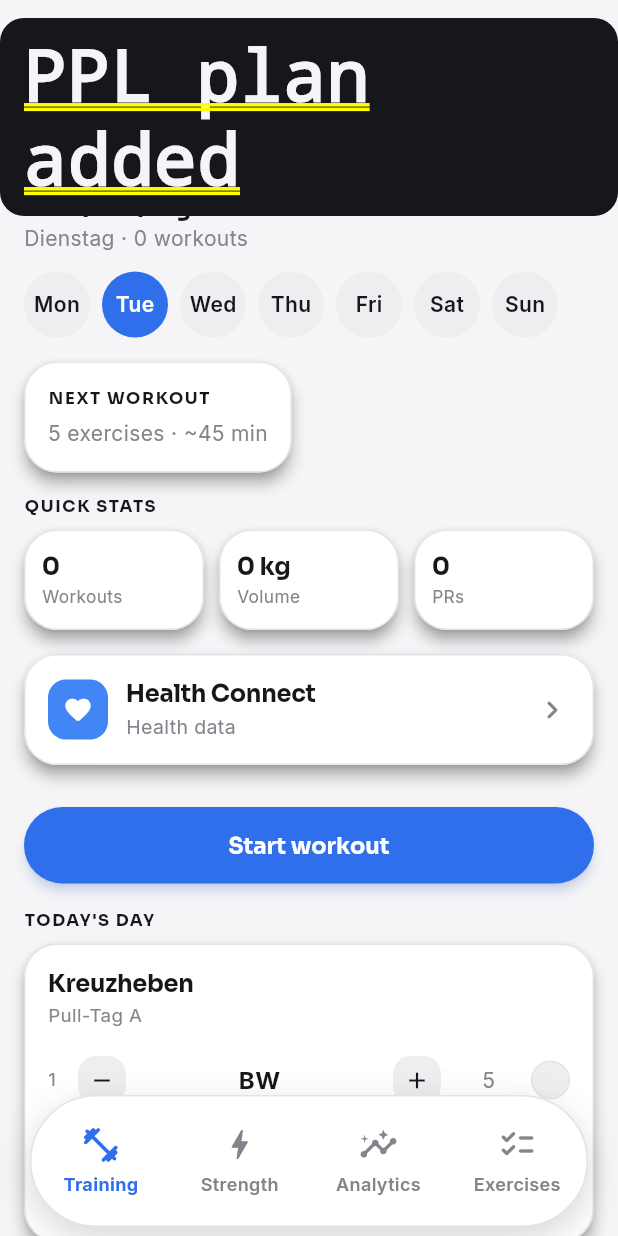
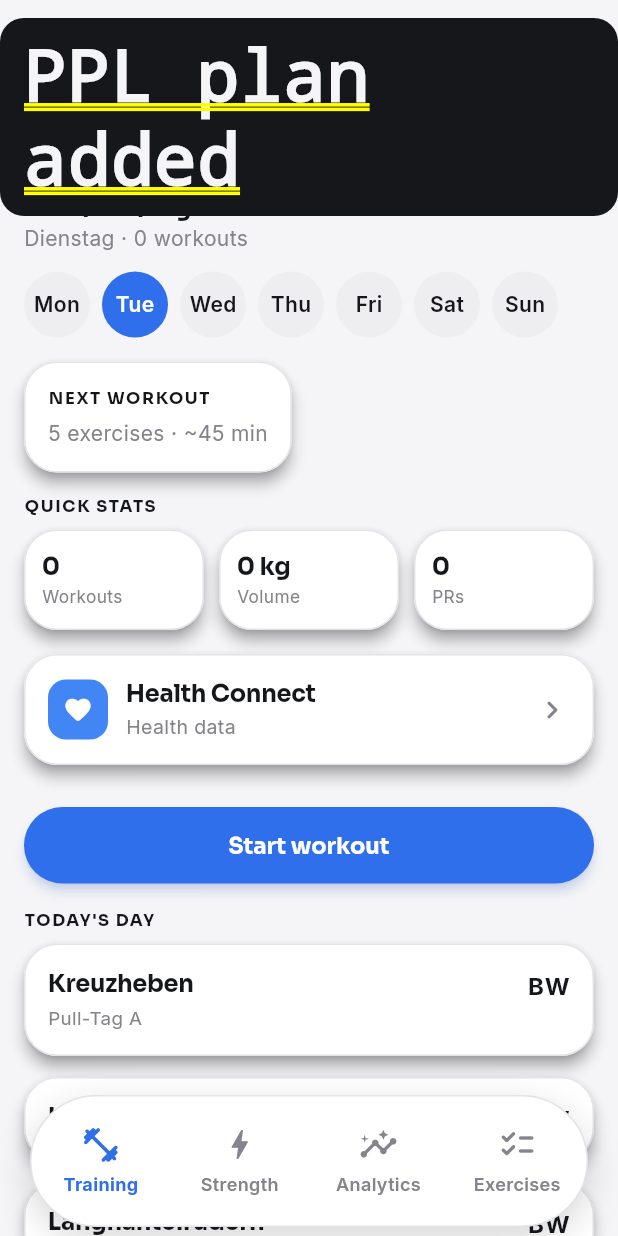
Before and after one commit to Sieder2009/GymTraker, a Flutter app: the AppShell screen opened directly, after a tap on "Load PPL example", on a phone screen of 412 x 824 dp. Run offline on Flutter 3.47's test engine with Material 3 defaults, Android fonts, the phone set to English and light mode, and no system bars; our stand-ins replace file_picker, fl_chart, flutter_colorpicker, flutter_dotenv, flutter_local_notifications, flutter_timezone and 8 more; missing offline and left inert: health; accounts and stored records are empty; generated files the repository leaves out were written again; network calls fail; statements that could not run were skipped.

Commit message:
Add plan-day exercise redesign, swipe/keyboard nav, and log-weight fix
- Simplify the training day's exercise cards to name/current weight/note
  only, removing the per-set confirm button and weight steppers (weight
  and reps are now edited exclusively in the exercise detail screen).
- Move daily (every-training-day) exercises below today's day-specific
  ones in the training list.
- Add horizontal-swipe and left/right arrow-key navigation between
  exercises in the exercise detail screen.
- Sort the per-exercise history strip newest-first.
- Fix ProgramsProvider.importExerciseHistory to always take the
  last-entered weight instead of only overwriting on a new max, and add
  an Exercise.currentWeight getter with the same semantics.
- Plan switching already existed via the overflow menu's "Alle Pläne"
  picker -- no change needed there.
- Clean up pre-existing flutter analyze findings (deprecated API usage,
  unused optional params, non-final fields) so analyze is fully clean.

Co-Authored-By: Claude Sonnet 5 <noreply@anthropic.com>

```diff
--- a/mobile/lib/models/exercise.dart
+++ b/mobile/lib/models/exercise.dart
@@ -62,6 +62,13 @@ class Exercise {
     return max;
   }
 
+  /// The weight to show as "current" for this exercise -- the most
+  /// recently logged history entry's weight (last entered, never the
+  /// heaviest ever lifted), or each set's configured weight before any
+  /// history exists yet.
+  double get currentWeight =>
+      history.isNotEmpty ? history.last.weight : _maxWeight(sets);
+
   Map<String, dynamic> toJson() => {
         'name': name,
         'muscle': muscle,
--- a/mobile/lib/overlays/plan_editor_screen.dart
+++ b/mobile/lib/overlays/plan_editor_screen.dart
@@ -41,14 +41,13 @@ class _DraftExercise {
 }
 
 class _DraftDay {
-  _DraftDay(
-      {required this.label, this.rest = false, List<_DraftExercise>? exercises})
+  _DraftDay({required this.label, List<_DraftExercise>? exercises})
       : labelController = TextEditingController(text: label),
         exercises = exercises ?? [];
 
   final String label;
   final TextEditingController labelController;
-  bool rest;
+  bool rest = false;
   List<_DraftExercise> exercises;
 
   void dispose() {
--- a/mobile/lib/overlays/settings_screen.dart
+++ b/mobile/lib/overlays/settings_screen.dart
@@ -135,7 +135,7 @@ class _UpdateSection extends StatelessWidget {
                     switchOutCurve: Curves.easeIn,
                     transitionBuilder: (child, anim) => FadeTransition(
                       opacity: anim,
-                      child: SizeTransition(sizeFactor: anim, axisAlignment: -1, child: child),
+                      child: SizeTransition(sizeFactor: anim, alignment: const Alignment(-1, -1), child: child),
                     ),
                     child: KeyedSubtree(
                       key: ValueKey(update.status),
--- a/mobile/lib/screens/training_screen.dart
+++ b/mobile/lib/screens/training_screen.dart
@@ -270,6 +270,21 @@ class _TrainingScreenState extends State<TrainingScreen> {
                   ),
                 ),
               ),
+            // Today's day-specific exercises come first -- the daily ones
+            // (done every training day, see below) are secondary/repeated
+            // context and belong at the bottom of the list, not competing
+            // with today's actual focus for the top spot.
+            if (exercises.isNotEmpty) ...[
+              Text(t.headerTodaysDay,
+                  style: Theme.of(context).textTheme.labelSmall),
+              const SizedBox(height: 8),
+              for (var i = 0; i < exercises.length; i++)
+                ExerciseCard(
+                  exercise: exercises[i],
+                  onTapName: () => _openExerciseDetail(plan.id, dayIdx, i),
+                ),
+              const SizedBox(height: 16),
+            ],
             if (dailyExercises.isNotEmpty) ...[
               Text(t.headerEveryTrainingDay,
                   style: Theme.of(context).textTheme.labelSmall),
@@ -278,30 +293,6 @@ class _TrainingScreenState extends State<TrainingScreen> {
                 ExerciseCard(
                   exercise: dailyExercises[i],
                   onTapName: () => _openExerciseDetail(plan.id, null, i),
-                  onAdjustWeight: (setIdx, delta) => context
-                      .read<ProgramsProvider>()
-                      .adjustWeight(plan.dailyExercises, i, setIdx, delta),
-                  onToggleSet: (setIdx) => context
-                      .read<ProgramsProvider>()
-                      .toggleSet(plan.dailyExercises, i, setIdx),
-                ),
-              const SizedBox(height: 16),
-            ],
-            if (exercises.isNotEmpty) ...[
-              Text(t.headerTodaysDay,
-                  style: Theme.of(context).textTheme.labelSmall),
-              const SizedBox(height: 8),
-              for (var i = 0; i < exercises.length; i++)
-                ExerciseCard(
-                  exercise: exercises[i],
-                  onTapName: () => _openExerciseDetail(plan.id, dayIdx, i),
-                  onAdjustWeight: (setIdx, delta) => context
-                      .read<ProgramsProvider>()
-                      .adjustWeight(
-                          plan.days[dayIdx].exercises, i, setIdx, delta),
-                  onToggleSet: (setIdx) => context
-                      .read<ProgramsProvider>()
-                      .toggleSet(plan.days[dayIdx].exercises, i, setIdx),
                 ),
             ],
           ],
--- a/mobile/lib/services/log_parser.dart
+++ b/mobile/lib/services/log_parser.dart
@@ -151,16 +151,14 @@ class _CurrentExercise {
     this.note = '',
     this.setCount = 2,
     this.reps = '8',
-    this.weight = 0,
-    this.sawKg = false,
   }) : history = [];
 
   String? name;
   String note;
   int setCount;
   String reps;
-  double weight;
-  bool sawKg;
+  double weight = 0;
+  bool sawKg = false;
   final List<HistoryEntry> history;
 }
 
--- a/mobile/lib/state/big_lifts_provider.dart
+++ b/mobile/lib/state/big_lifts_provider.dart
@@ -10,7 +10,7 @@ class BigLiftsProvider extends ChangeNotifier {
   BigLiftsProvider(this._storage) : _lifts = _initial(_storage);
 
   final StorageService _storage;
-  BigLifts _lifts;
+  final BigLifts _lifts;
 
   BigLifts get lifts => _lifts;
 
--- a/mobile/lib/state/custom_exercises_provider.dart
+++ b/mobile/lib/state/custom_exercises_provider.dart
@@ -16,7 +16,7 @@ class CustomExercisesProvider extends ChangeNotifier {
   CustomExercisesProvider(this._storage) : _items = _initial(_storage);
 
   final StorageService _storage;
-  List<CustomExercise> _items;
+  final List<CustomExercise> _items;
 
   List<CustomExercise> get items => List.unmodifiable(_items);
 
--- a/mobile/lib/state/programs_provider.dart
+++ b/mobile/lib/state/programs_provider.dart
@@ -17,7 +17,7 @@ class ProgramsProvider extends ChangeNotifier {
   ProgramsProvider(this._storage) : _programs = _initial(_storage);
 
   final StorageService _storage;
-  List<Program> _programs;
+  final List<Program> _programs;
 
   List<Program> get programs => List.unmodifiable(_programs);
 
@@ -151,9 +151,10 @@ class ProgramsProvider extends ChangeNotifier {
     notifyListeners();
   }
 
-  /// Appends pasted history and only overwrites the current set weights if
-  /// the imported weight exceeds the existing max (unlike [saveExerciseLog],
-  /// which always overwrites).
+  /// Appends pasted history and always overwrites the current set weights
+  /// with the newly imported (last-entered) weight -- matching
+  /// [saveExerciseLog], never conditionally keeping an older, heavier
+  /// weight around just because it was higher.
   void importExerciseHistory(
     List<Exercise> exercises,
     int exIdx,
@@ -162,14 +163,8 @@ class ProgramsProvider extends ChangeNotifier {
   ) {
     final ex = exercises[exIdx];
     ex.history.addAll(history);
-    var currentMax = 0.0;
     for (final s in ex.sets) {
-      if (s.w > currentMax) currentMax = s.w;
-    }
-    if (weight > currentMax) {
-      for (final s in ex.sets) {
-        s.w = weight;
-      }
+      s.w = weight;
     }
     _persist();
     notifyListeners();
--- a/mobile/lib/widgets/exercise_card.dart
+++ b/mobile/lib/widgets/exercise_card.dart
@@ -6,162 +6,66 @@ import '../models/exercise.dart';
 import '../theme/app_colors.dart';
 import '../theme/app_radii.dart';
 
-/// A single exercise's card in the Training screen's day list: name (tap ->
-/// detail), optional note, and one row per set with a ±2.5kg stepper and a
-/// tap-to-mark-done indicator (one-way, never un-marked).
+/// A single exercise's card in the Training screen's day list -- name,
+/// current weight, and a technique note, nothing else. Sets are logged and
+/// weight is adjusted exclusively in the exercise detail screen (tap to
+/// open); this card is read-only, deliberately without a per-set confirm
+/// button or its own weight steppers.
 class ExerciseCard extends StatelessWidget {
   const ExerciseCard({
     super.key,
     required this.exercise,
     required this.onTapName,
-    required this.onAdjustWeight,
-    required this.onToggleSet,
   });
 
   final Exercise exercise;
   final VoidCallback onTapName;
-  final void Function(int setIdx, double delta) onAdjustWeight;
-  final void Function(int setIdx) onToggleSet;
 
   @override
   Widget build(BuildContext context) {
     final colors = Theme.of(context).extension<AppColors>()!;
+    final t = AppLocalizations.of(context)!;
+    final weight = exercise.currentWeight;
     return Card(
+      child: InkWell(
+        borderRadius: BorderRadius.circular(AppRadii.lg),
+        onTap: onTapName,
         child: Padding(
           padding: const EdgeInsets.all(16),
+          child: Row(
+            crossAxisAlignment: CrossAxisAlignment.start,
+            children: [
+              Expanded(
                 child: Column(
                   crossAxisAlignment: CrossAxisAlignment.start,
                   children: [
-            InkWell(
-              onTap: onTapName,
-              child: Text(
+                    Text(
                       exercise.name,
                       style: Theme.of(context).textTheme.headlineMedium,
                     ),
-            ),
                     if (exercise.note.isNotEmpty)
                       Padding(
-                padding: const EdgeInsets.only(top: 2, bottom: 4),
+                        padding: const EdgeInsets.only(top: 4),
                         child: Text(
                           exercise.note,
                           style: TextStyle(color: colors.mut, fontSize: 12.5),
                         ),
                       ),
-            const SizedBox(height: 8),
-            for (var i = 0; i < exercise.sets.length; i++)
-              Padding(
-                padding: const EdgeInsets.only(top: 6),
-                child: _SetRow(
-                  index: i,
-                  weight: exercise.sets[i].w,
-                  reps: exercise.sets[i].r,
-                  done: exercise.done.contains(i),
-                  onAdjust: (delta) => onAdjustWeight(i, delta),
-                  onToggle: () => onToggleSet(i),
+                  ],
                 ),
               ),
+              const SizedBox(width: 12),
+              Text(
+                weight > 0 ? '${fmt1(weight)} kg' : t.labelBodyweightAbbr,
+                style: Theme.of(context)
+                    .textTheme
+                    .bodyLarge
+                    ?.copyWith(fontWeight: FontWeight.w700),
+              ),
             ],
+          ),
         ),
       ),
     );
   }
 }
-
-class _SetRow extends StatelessWidget {
-  const _SetRow({
-    required this.index,
-    required this.weight,
-    required this.reps,
-    required this.done,
-    required this.onAdjust,
-    required this.onToggle,
-  });
-
-  final int index;
-  final double weight;
-  final String reps;
-  final bool done;
-  final ValueChanged<double> onAdjust;
-  final VoidCallback onToggle;
-
-  @override
-  Widget build(BuildContext context) {
-    final colors = Theme.of(context).extension<AppColors>()!;
-    final weightLabel = weight > 0 ? '${fmt1(weight)} kg' : AppLocalizations.of(context)!.labelBodyweightAbbr;
-
-    return Row(
-      children: [
-        SizedBox(
-          width: 20,
-          child: Text(
-            '${index + 1}',
-            style: TextStyle(color: colors.mut, fontSize: 12.5),
-          ),
-        ),
-        _StepButton(icon: Icons.remove, onTap: () => onAdjust(-2.5)),
-        Expanded(
-          child: Center(
-            child: Text(
-              weightLabel,
-              style: Theme.of(context)
-                  .textTheme
-                  .bodyLarge
-                  ?.copyWith(fontWeight: FontWeight.w700),
-            ),
-          ),
-        ),
-        _StepButton(icon: Icons.add, onTap: () => onAdjust(2.5)),
-        const SizedBox(width: 10),
-        SizedBox(
-          width: 44,
-          child: Text(
-            reps,
-            textAlign: TextAlign.center,
-            style: TextStyle(color: colors.mut),
-          ),
-        ),
-        const SizedBox(width: 6),
-        GestureDetector(
-          onTap: onToggle,
-          child: Container(
-            width: 26,
-            height: 26,
-            decoration: BoxDecoration(
-              color: done ? colors.green : colors.card2,
-              shape: BoxShape.circle,
-              border: Border.all(color: colors.line),
-            ),
-            child: done
-                ? const Icon(Icons.check, size: 16, color: Colors.white)
-                : null,
-          ),
-        ),
-      ],
-    );
-  }
-}
-
-class _StepButton extends StatelessWidget {
-  const _StepButton({required this.icon, required this.onTap});
-
-  final IconData icon;
-  final VoidCallback onTap;
-
-  @override
-  Widget build(BuildContext context) {
-    final colors = Theme.of(context).extension<AppColors>()!;
-    return InkWell(
-      onTap: onTap,
-      borderRadius: BorderRadius.circular(AppRadii.sm),
-      child: Container(
-        width: 32,
-        height: 32,
-        decoration: BoxDecoration(
-          color: colors.card2,
-          borderRadius: BorderRadius.circular(AppRadii.sm),
-        ),
-        child: Icon(icon, size: 18, color: colors.txt),
-      ),
-    );
-  }
-}
--- a/mobile/tool/seed_demo_data.dart
+++ b/mobile/tool/seed_demo_data.dart
@@ -6,6 +6,7 @@
 //
 // Usage: dart run tool/seed_demo_data.dart
 // (fully close the running app first — SQLite on Windows locks the file)
+// ignore_for_file: avoid_print
 import 'dart:convert';
 import 'dart:io';
 import 'dart:math';
```
Also changed, not shown: mobile/lib/overlays/exercise_detail_screen.dart (+69 -19 lines), mobile/lib/overlays/workout_overlay_screen.dart (+5 -2 lines), mobile/pubspec.lock, 1 other file. Lines whose indentation alone changed are shown as unchanged.
